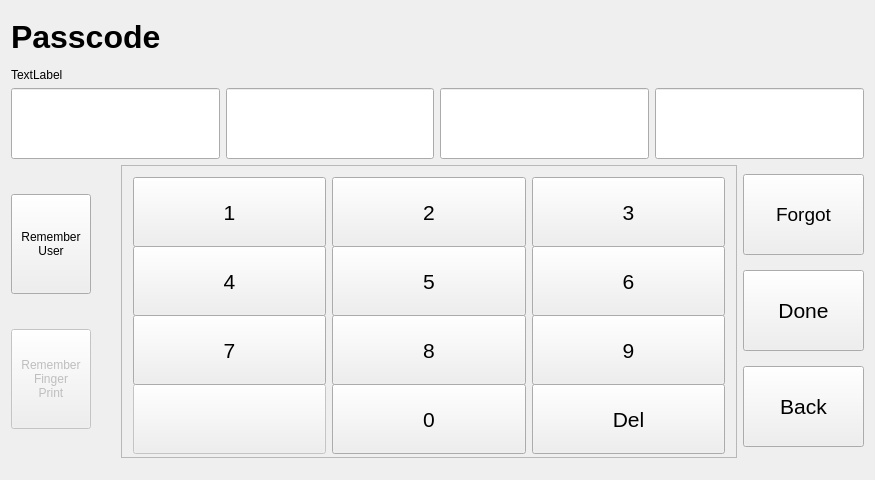
twschung/IoT-Smart-Scale, file v2.1/qt/passcode/passcode.ui: the form before one commit.
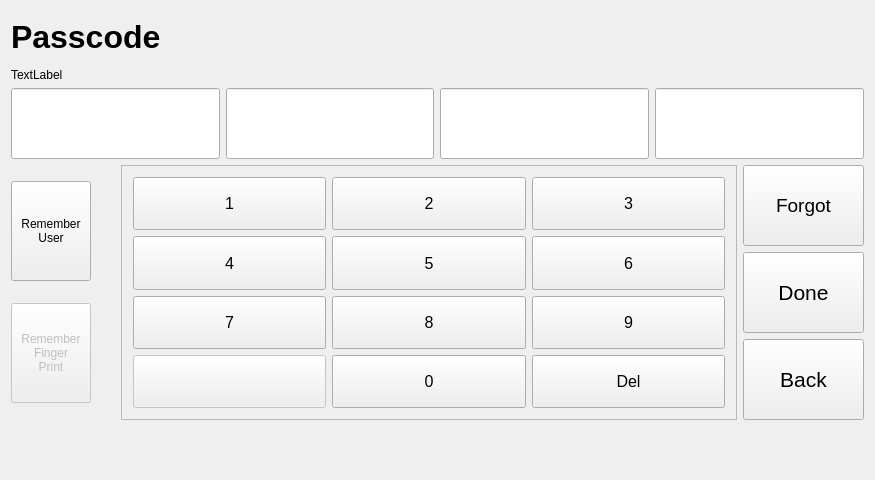
The form after the commit.

Commit message: Reduced font size, reduced button size

```diff
--- a/v2.1/qt/passcode/passcode.ui
+++ b/v2.1/qt/passcode/passcode.ui
@@ -249,14 +249,14 @@
           </property>
           <property name="minimumSize">
            <size>
-            <width>150</width>
-            <height>70</height>
+            <width>130</width>
+            <height>50</height>
            </size>
           </property>
           <property name="font">
            <font>
-            <family>Helvetica Neue</family>
-            <pointsize>16</pointsize>
+            <family>Arial</family>
+            <pointsize>12</pointsize>
            </font>
           </property>
           <property name="text">
@@ -274,14 +274,14 @@
           </property>
           <property name="minimumSize">
            <size>
-            <width>150</width>
-            <height>70</height>
+            <width>130</width>
+            <height>50</height>
            </size>
           </property>
           <property name="font">
            <font>
-            <family>Helvetica Neue</family>
-            <pointsize>16</pointsize>
+            <family>Arial</family>
+            <pointsize>12</pointsize>
            </font>
           </property>
           <property name="text">
@@ -299,14 +299,14 @@
           </property>
           <property name="minimumSize">
            <size>
-            <width>150</width>
-            <height>70</height>
+            <width>130</width>
+            <height>50</height>
            </size>
           </property>
           <property name="font">
            <font>
-            <family>Helvetica Neue</family>
-            <pointsize>16</pointsize>
+            <family>Arial</family>
+            <pointsize>12</pointsize>
            </font>
           </property>
           <property name="text">
@@ -324,14 +324,14 @@
           </property>
           <property name="minimumSize">
            <size>
-            <width>150</width>
-            <height>70</height>
+            <width>130</width>
+            <height>50</height>
            </size>
           </property>
           <property name="font">
            <font>
-            <family>Helvetica Neue</family>
-            <pointsize>16</pointsize>
+            <family>Arial</family>
+            <pointsize>12</pointsize>
            </font>
           </property>
           <property name="text">
@@ -349,14 +349,14 @@
           </property>
           <property name="minimumSize">
            <size>
-            <width>150</width>
-            <height>70</height>
+            <width>130</width>
+            <height>50</height>
            </size>
           </property>
           <property name="font">
            <font>
-            <family>Helvetica Neue</family>
-            <pointsize>16</pointsize>
+            <family>Arial</family>
+            <pointsize>12</pointsize>
            </font>
           </property>
           <property name="text">
@@ -374,14 +374,14 @@
           </property>
           <property name="minimumSize">
            <size>
-            <width>150</width>
-            <height>70</height>
+            <width>130</width>
+            <height>50</height>
            </size>
           </property>
           <property name="font">
            <font>
-            <family>Helvetica Neue</family>
-            <pointsize>16</pointsize>
+            <family>Arial</family>
+            <pointsize>12</pointsize>
            </font>
           </property>
           <property name="text">
@@ -399,14 +399,14 @@
           </property>
           <property name="minimumSize">
            <size>
-            <width>150</width>
-            <height>70</height>
+            <width>130</width>
+            <height>50</height>
            </size>
           </property>
           <property name="font">
            <font>
-            <family>Helvetica Neue</family>
-            <pointsize>16</pointsize>
+            <family>Arial</family>
+            <pointsize>12</pointsize>
            </font>
           </property>
           <property name="text">
@@ -424,14 +424,14 @@
           </property>
           <property name="minimumSize">
            <size>
-            <width>150</width>
-            <height>70</height>
+            <width>130</width>
+            <height>50</height>
            </size>
           </property>
           <property name="font">
            <font>
-            <family>Helvetica Neue</family>
-            <pointsize>16</pointsize>
+            <family>Arial</family>
+            <pointsize>12</pointsize>
            </font>
           </property>
           <property name="text">
@@ -449,14 +449,14 @@
           </property>
           <property name="minimumSize">
            <size>
-            <width>150</width>
-            <height>70</height>
+            <width>130</width>
+            <height>50</height>
            </size>
           </property>
           <property name="font">
            <font>
-            <family>Helvetica Neue</family>
-            <pointsize>16</pointsize>
+            <family>Arial</family>
+            <pointsize>12</pointsize>
            </font>
           </property>
           <property name="text">
@@ -474,14 +474,14 @@
           </property>
           <property name="minimumSize">
            <size>
-            <width>150</width>
-            <height>70</height>
+            <width>130</width>
+            <height>50</height>
            </size>
           </property>
           <property name="font">
            <font>
-            <family>Helvetica Neue</family>
-            <pointsize>16</pointsize>
+            <family>Arial</family>
+            <pointsize>12</pointsize>
            </font>
           </property>
           <property name="text">
@@ -499,14 +499,14 @@
           </property>
           <property name="minimumSize">
            <size>
-            <width>150</width>
-            <height>70</height>
+            <width>130</width>
+            <height>50</height>
            </size>
           </property>
           <property name="font">
            <font>
-            <family>Helvetica Neue</family>
-            <pointsize>16</pointsize>
+            <family>Arial</family>
+            <pointsize>12</pointsize>
            </font>
           </property>
           <property name="text">
@@ -524,14 +524,14 @@
           </property>
           <property name="minimumSize">
            <size>
-            <width>150</width>
-            <height>70</height>
+            <width>130</width>
+            <height>50</height>
            </size>
           </property>
           <property name="font">
            <font>
-            <family>Helvetica Neue</family>
-            <pointsize>16</pointsize>
+            <family>Arial</family>
+            <pointsize>12</pointsize>
            </font>
           </property>
           <property name="text">
```
The commit also changes 2 other files.
